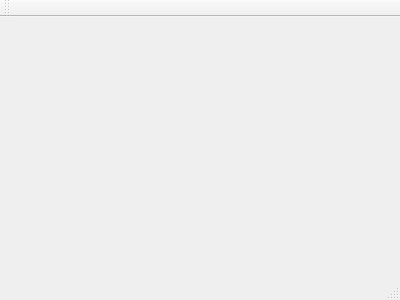
Qt form fridgeexplorer.ui (mgritz/fridgeexplorer) before a commit.
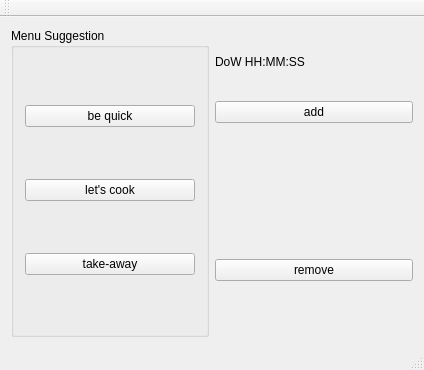
The same form after that commit.

```diff
--- a/fridgeexplorer.ui
+++ b/fridgeexplorer.ui
@@ -1,24 +1,93 @@
 <ui version="4.0">
  <class>Fridgeexplorer</class>
- <widget class="QMainWindow" name="Fridgeexplorer" >
-  <property name="geometry" >
+ <widget class="QMainWindow" name="Fridgeexplorer">
+  <property name="geometry">
    <rect>
     <x>0</x>
     <y>0</y>
-    <width>400</width>
-    <height>300</height>
+    <width>424</width>
+    <height>370</height>
    </rect>
   </property>
   <property name="windowTitle" >
    <string>Fridgeexplorer</string>
   </property>
-  <widget class="QMenuBar" name="menuBar" />
-  <widget class="QToolBar" name="mainToolBar" />
-  <widget class="QWidget" name="centralWidget" />
-  <widget class="QStatusBar" name="statusBar" />
+  <widget class="QWidget" name="centralWidget">
+   <layout class="QGridLayout" name="gridLayout">
+    <item row="1" column="1">
+     <widget class="QPushButton" name="button_add">
+      <property name="text">
+       <string>add</string>
+      </property>
+     </widget>
+    </item>
+    <item row="0" column="1">
+     <widget class="QLabel" name="label_time">
+      <property name="text">
+       <string>DoW HH:MM:SS</string>
+      </property>
+     </widget>
+    </item>
+    <item row="3" column="1" rowspan="2">
+     <widget class="QPushButton" name="button_remove">
+      <property name="text">
+       <string>remove</string>
+      </property>
+     </widget>
+    </item>
+    <item row="0" column="0" rowspan="5">
+     <widget class="QGroupBox" name="gb_menu">
+      <property name="title">
+       <string>Menu Suggestion</string>
+      </property>
+      <layout class="QVBoxLayout" name="verticalLayout">
+       <item>
+        <widget class="QPushButton" name="button_menu_quick">
+         <property name="text">
+          <string>be quick</string>
+         </property>
+        </widget>
+       </item>
+       <item>
+        <widget class="QPushButton" name="button_menu_cook">
+         <property name="text">
+          <string>let's cook</string>
+         </property>
+        </widget>
+       </item>
+       <item>
+        <widget class="QPushButton" name="button_menu_mobile">
+         <property name="text">
+          <string>take-away</string>
+         </property>
+        </widget>
+       </item>
+      </layout>
+     </widget>
+    </item>
+   </layout>
+  </widget>
+  <widget class="QMenuBar" name="menuBar">
+   <property name="geometry">
+    <rect>
+     <x>0</x>
+     <y>0</y>
+     <width>424</width>
+     <height>19</height>
+    </rect>
+   </property>
+  </widget>
+  <widget class="QToolBar" name="mainToolBar">
+   <attribute name="toolBarArea">
+    <enum>TopToolBarArea</enum>
+   </attribute>
+   <attribute name="toolBarBreak">
+    <bool>false</bool>
+   </attribute>
+  </widget>
+  <widget class="QStatusBar" name="statusBar"/>
  </widget>
- <layoutDefault spacing="6" margin="11" />
- <pixmapfunction></pixmapfunction>
+ <layoutdefault spacing="6" margin="11"/>
  <resources/>
  <connections/>
 </ui>
```
Left out of the diff: 3 changed lines with no effect on the pictures.
